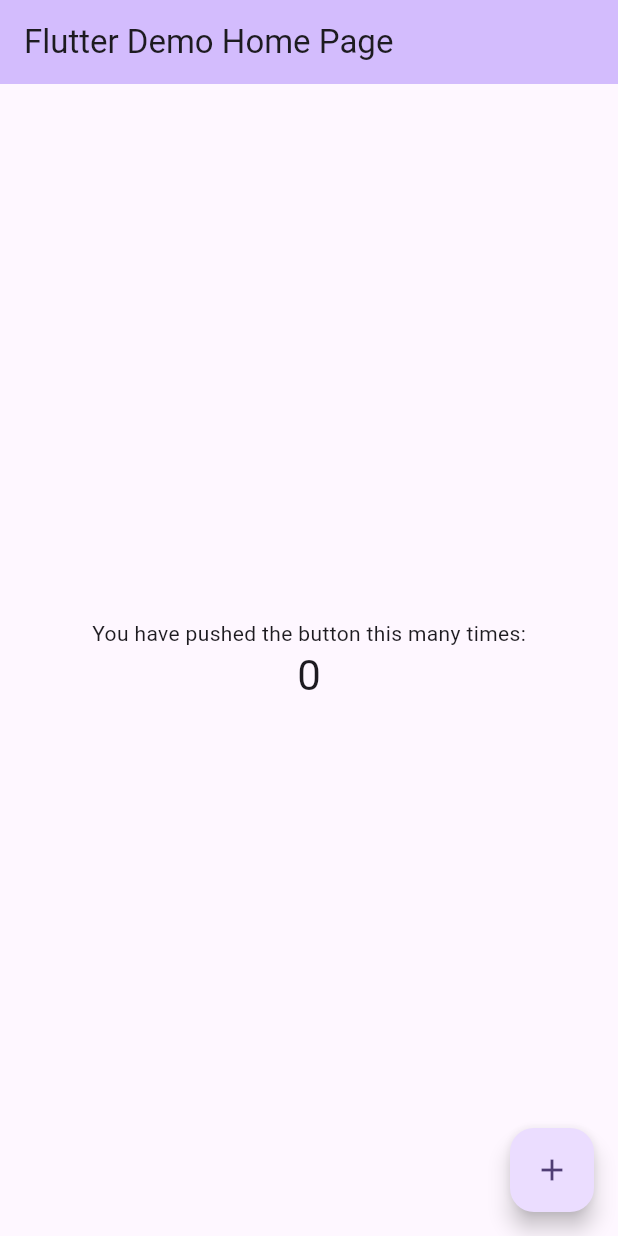
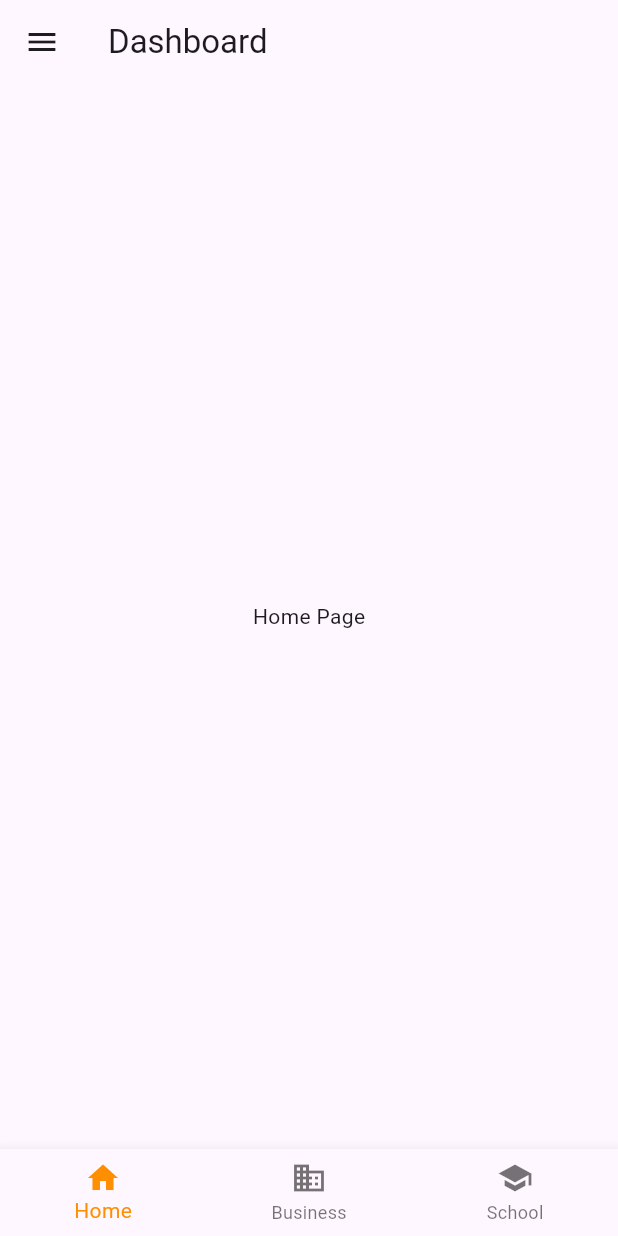
Before and after one commit to shaktisinh/flutter_clean_architecture, a Flutter app: the screen it shows after launch, on a phone screen of 412 x 824 dp. Run offline on Flutter 3.47's test engine with Material 3 defaults, Android fonts, the phone set to English and light mode, and no system bars; our stand-ins replace flutter_riverpod, sizer.

```diff
--- a/analysis_options.yaml
+++ b/analysis_options.yaml
@@ -1,5 +1,7 @@
 include: package:flutter_lints/flutter.yaml
 linter:
+  plugins:
+    - custom_lint
   metrics:
     cyclomatic-complexity: 20
     maximum-nesting-level: 5
--- a/lib/main.dart
+++ b/lib/main.dart
@@ -1,125 +1,18 @@
+import 'package:boiler_plate/presentation/screen/splash_screen.dart';
 import 'package:flutter/material.dart';
+import 'package:flutter_riverpod/flutter_riverpod.dart';
+import 'package:sizer/sizer.dart';
 
 void main() {
-  runApp(const MyApp());
+  runApp(ProviderScope(child: Sizer(
+    builder:
+        (BuildContext context, Orientation orientation, DeviceType deviceType) {
+      return MaterialApp(
+          title: 'Boiler Plate',
+          theme: ThemeData(
+            primarySwatch: Colors.blue,
+          ),
+          home: SplashScreen());
+    },
+  )));
 }
-
-class MyApp extends StatelessWidget {
-  const MyApp({super.key});
-
-  // This widget is the root of your application.
-  @override
-  Widget build(BuildContext context) {
-    return MaterialApp(
-      title: 'Flutter Demo',
-      theme: ThemeData(
-        // This is the theme of your application.
-        //
-        // TRY THIS: Try running your application with "flutter run". You'll see
-        // the application has a purple toolbar. Then, without quitting the app,
-        // try changing the seedColor in the colorScheme below to Colors.green
-        // and then invoke "hot reload" (save your changes or press the "hot
-        // reload" button in a Flutter-supported IDE, or press "r" if you used
-        // the command line to start the app).
-        //
-        // Notice that the counter didn't reset back to zero; the application
-        // state is not lost during the reload. To reset the state, use hot
-        // restart instead.
-        //
-        // This works for code too, not just values: Most code changes can be
-        // tested with just a hot reload.
-        colorScheme: ColorScheme.fromSeed(seedColor: Colors.deepPurple),
-        useMaterial3: true,
-      ),
-      home: const MyHomePage(title: 'Flutter Demo Home Page'),
-    );
-  }
-}
-
-class MyHomePage extends StatefulWidget {
-  const MyHomePage({super.key, required this.title});
-
-  // This widget is the home page of your application. It is stateful, meaning
-  // that it has a State object (defined below) that contains fields that affect
-  // how it looks.
-
-  // This class is the configuration for the state. It holds the values (in this
-  // case the title) provided by the parent (in this case the App widget) and
-  // used by the build method of the State. Fields in a Widget subclass are
-  // always marked "final".
-
-  final String title;
-
-  @override
-  State<MyHomePage> createState() => _MyHomePageState();
-}
-
-class _MyHomePageState extends State<MyHomePage> {
-  int _counter = 0;
-
-  void _incrementCounter() {
-    setState(() {
-      // This call to setState tells the Flutter framework that something has
-      // changed in this State, which causes it to rerun the build method below
-      // so that the display can reflect the updated values. If we changed
-      // _counter without calling setState(), then the build method would not be
-      // called again, and so nothing would appear to happen.
-      _counter++;
-    });
-  }
-
-  @override
-  Widget build(BuildContext context) {
-    // This method is rerun every time setState is called, for instance as done
-    // by the _incrementCounter method above.
-    //
-    // The Flutter framework has been optimized to make rerunning build methods
-    // fast, so that you can just rebuild anything that needs updating rather
-    // than having to individually change instances of widgets.
-    return Scaffold(
-      appBar: AppBar(
-        // TRY THIS: Try changing the color here to a specific color (to
-        // Colors.amber, perhaps?) and trigger a hot reload to see the AppBar
-        // change color while the other colors stay the same.
-        backgroundColor: Theme.of(context).colorScheme.inversePrimary,
-        // Here we take the value from the MyHomePage object that was created by
-        // the App.build method, and use it to set our appbar title.
-        title: Text(widget.title),
-      ),
-      body: Center(
-        // Center is a layout widget. It takes a single child and positions it
-        // in the middle of the parent.
-        child: Column(
-          // Column is also a layout widget. It takes a list of children and
-          // arranges them vertically. By default, it sizes itself to fit its
-          // children horizontally, and tries to be as tall as its parent.
-          //
-          // Column has various properties to control how it sizes itself and
-          // how it positions its children. Here we use mainAxisAlignment to
-          // center the children vertically; the main axis here is the vertical
-          // axis because Columns are vertical (the cross axis would be
-          // horizontal).
-          //
-          // TRY THIS: Invoke "debug painting" (choose the "Toggle Debug Paint"
-          // action in the IDE, or press "p" in the console), to see the
-          // wireframe for each widget.
-          mainAxisAlignment: MainAxisAlignment.center,
-          children: <Widget>[
-            const Text(
-              'You have pushed the button this many times:',
-            ),
-            Text(
-              '$_counter',
-              style: Theme.of(context).textTheme.headlineMedium,
-            ),
-          ],
-        ),
-      ),
-      floatingActionButton: FloatingActionButton(
-        onPressed: _incrementCounter,
-        tooltip: 'Increment',
-        child: const Icon(Icons.add),
-      ), // This trailing comma makes auto-formatting nicer for build methods.
-    );
-  }
-}
--- /dev/null
+++ b/lib/presentation/screen/dashboard_screen.dart
@@ -0,0 +1,94 @@
+import 'package:flutter/material.dart';
+
+class DashboardScreen extends StatefulWidget {
+  const DashboardScreen({super.key});
+
+  @override
+  _DashboardScreenState createState() => _DashboardScreenState();
+}
+
+class _DashboardScreenState extends State<DashboardScreen> {
+  int _selectedIndex = 0;
+  static const List<Widget> _widgetOptions = <Widget>[
+    Text('Home Page'),
+    Text('Business Page'),
+    Text('School Page'),
+  ];
+
+  void _onItemTapped(int index) {
+    setState(() {
+      _selectedIndex = index;
+    });
+  }
+
+  @override
+  Widget build(BuildContext context) {
+    return Scaffold(
+      appBar: AppBar(
+        title: const Text('Dashboard'),
+      ),
+      drawer: Drawer(
+        child: ListView(
+          padding: EdgeInsets.zero,
+          children: <Widget>[
+            DrawerHeader(
+              decoration: BoxDecoration(
+                color: Colors.blue,
+              ),
+              child: Text(
+                'Menu',
+                style: TextStyle(
+                  color: Colors.white,
+                  fontSize: 24,
+                ),
+              ),
+            ),
+            ListTile(
+              leading: Icon(Icons.message),
+              title: Text('Messages'),
+              onTap: () {
+                // Handle the tap
+              },
+            ),
+            ListTile(
+              leading: Icon(Icons.account_circle),
+              title: Text('Profile'),
+              onTap: () {
+                // Handle the tap
+              },
+            ),
+            ListTile(
+              leading: Icon(Icons.settings),
+              title: Text('Settings'),
+              onTap: () {
+                // Handle the tap
+              },
+            ),
+          ],
+        ),
+      ),
+      body: Center(
+        child: _widgetOptions.elementAt(_selectedIndex),
+      ),
+      bottomNavigationBar: BottomNavigationBar(
+        items: const <BottomNavigationBarItem>[
+          BottomNavigationBarItem(
+            icon: Icon(Icons.home),
+            label: 'Home',
+          ),
+          BottomNavigationBarItem(
+            icon: Icon(Icons.business),
+            label: 'Business',
+          ),
+          BottomNavigationBarItem(
+            icon: Icon(Icons.school),
+            label: 'School',
+          ),
+        ],
+        currentIndex: _selectedIndex,
+        selectedItemColor: Colors.amber[800],
+        onTap: _onItemTapped,
+      ),
+    );
+  }
+}
```
Also changed, not shown: lib/presentation/screen/splash_screen.dart (added, +32 -0 lines), pubspec.yaml (+12 -0 lines), 7 other files.
